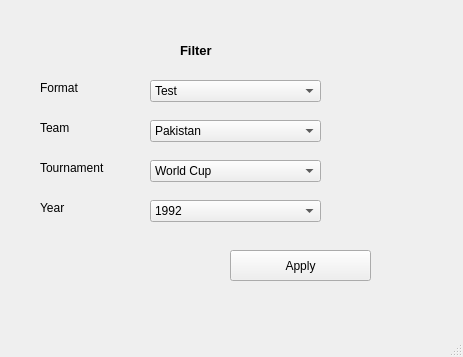
Musab1Blaser/dbms_icc, file App/Filter_matches.ui: the form before one commit.
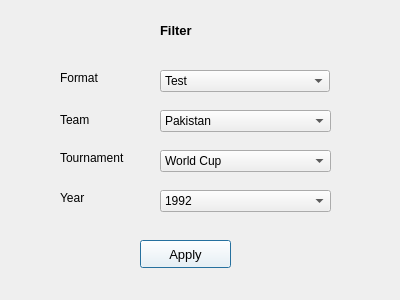
The form after the commit.

What changed in the file:
```diff
--- a/App/Filter_matches.ui
+++ b/App/Filter_matches.ui
@@ -1,25 +1,24 @@
 <?xml version="1.0" encoding="UTF-8"?>
 <ui version="4.0">
- <class>MainWindow</class>
- <widget class="QMainWindow" name="MainWindow">
+ <class>Dialog</class>
+ <widget class="QDialog" name="Dialog">
   <property name="geometry">
    <rect>
     <x>0</x>
     <y>0</y>
-    <width>463</width>
-    <height>357</height>
+    <width>400</width>
+    <height>300</height>
    </rect>
   </property>
   <property name="windowTitle">
    <string>MainWindow</string>
   </property>
-  <widget class="QWidget" name="centralwidget">
    <widget class="QLabel" name="label">
     <property name="geometry">
      <rect>
-      <x>180</x>
-      <y>30</y>
-      <width>281</width>
+     <x>160</x>
+     <y>10</y>
+     <width>60</width>
       <height>41</height>
      </rect>
     </property>
@@ -27,50 +26,11 @@
      <string>&lt;html&gt;&lt;head/&gt;&lt;body&gt;&lt;p&gt;&lt;span style=&quot; font-size:10pt; font-weight:600;&quot;&gt;Filter&lt;/span&gt;&lt;/p&gt;&lt;/body&gt;&lt;/html&gt;</string>
     </property>
    </widget>
-   <widget class="QLabel" name="label_2">
-    <property name="geometry">
-     <rect>
-      <x>40</x>
-      <y>80</y>
-      <width>55</width>
-      <height>16</height>
-     </rect>
-    </property>
-    <property name="text">
-     <string>Format</string>
-    </property>
-   </widget>
-   <widget class="QLabel" name="label_3">
-    <property name="geometry">
-     <rect>
-      <x>40</x>
-      <y>120</y>
-      <width>55</width>
-      <height>16</height>
-     </rect>
-    </property>
-    <property name="text">
-     <string>Team</string>
-    </property>
-   </widget>
-   <widget class="QLabel" name="label_4">
-    <property name="geometry">
-     <rect>
-      <x>40</x>
-      <y>160</y>
-      <width>81</width>
-      <height>16</height>
-     </rect>
-    </property>
-    <property name="text">
-     <string>Tournament</string>
-    </property>
-   </widget>
    <widget class="QLabel" name="label_5">
     <property name="geometry">
      <rect>
-      <x>40</x>
-      <y>200</y>
+     <x>60</x>
+     <y>190</y>
       <width>55</width>
       <height>16</height>
      </rect>
@@ -79,12 +39,12 @@
      <string>Year</string>
     </property>
    </widget>
-   <widget class="QComboBox" name="comboBox">
+  <widget class="QComboBox" name="format_comboBox">
     <property name="geometry">
      <rect>
-      <x>150</x>
-      <y>80</y>
-      <width>171</width>
+     <x>160</x>
+     <y>70</y>
+     <width>170</width>
       <height>22</height>
      </rect>
     </property>
@@ -104,11 +64,11 @@
      </property>
     </item>
    </widget>
-   <widget class="QComboBox" name="comboBox_2">
+  <widget class="QComboBox" name="team_comboBox">
     <property name="geometry">
      <rect>
-      <x>150</x>
-      <y>120</y>
+     <x>160</x>
+     <y>110</y>
       <width>171</width>
       <height>22</height>
      </rect>
@@ -129,11 +89,50 @@
      </property>
     </item>
    </widget>
-   <widget class="QComboBox" name="comboBox_3">
+  <widget class="QLabel" name="label_3">
     <property name="geometry">
      <rect>
-      <x>150</x>
-      <y>200</y>
+     <x>60</x>
+     <y>110</y>
+     <width>60</width>
+     <height>20</height>
+    </rect>
+   </property>
+   <property name="text">
+    <string>Team</string>
+   </property>
+  </widget>
+  <widget class="QLabel" name="label_4">
+   <property name="geometry">
+    <rect>
+     <x>60</x>
+     <y>150</y>
+     <width>90</width>
+     <height>16</height>
+    </rect>
+   </property>
+   <property name="text">
+    <string>Tournament</string>
+   </property>
+  </widget>
+  <widget class="QLabel" name="label_2">
+   <property name="geometry">
+    <rect>
+     <x>60</x>
+     <y>70</y>
+     <width>55</width>
+     <height>16</height>
+    </rect>
+   </property>
+   <property name="text">
+    <string>Format</string>
+   </property>
+  </widget>
+  <widget class="QComboBox" name="year_comboBox">
+   <property name="geometry">
+    <rect>
+     <x>160</x>
+     <y>190</y>
       <width>171</width>
       <height>22</height>
      </rect>
@@ -154,11 +153,11 @@
      </property>
     </item>
    </widget>
-   <widget class="QComboBox" name="comboBox_4">
+  <widget class="QComboBox" name="tournament_comboBox">
     <property name="geometry">
      <rect>
-      <x>150</x>
-      <y>160</y>
+     <x>160</x>
+     <y>150</y>
       <width>171</width>
       <height>22</height>
      </rect>
@@ -174,31 +173,36 @@
      </property>
     </item>
    </widget>
-   <widget class="QPushButton" name="pushButton">
+  <widget class="QPushButton" name="Apply_Filter_Button">
     <property name="geometry">
      <rect>
-      <x>230</x>
-      <y>250</y>
-      <width>141</width>
-      <height>31</height>
-     </rect>
-    </property>
+     <x>140</x>
+     <y>240</y>
+     <width>91</width>
+     <height>28</height>
+    </rect>
+   </property>
+   <property name="font">
+    <font>
+     <pointsize>10</pointsize>
+    </font>
+   </property>
+   <property name="styleSheet">
+    <string notr="true">/* Normal state */
+QPushButton {
+    background-color: #fff; /* Default background color */
+}
+
+/* Hover state */
+QPushButton:hover {
+    background-color: #ddf; /* Background color when hovered */
+}
+</string>
+   </property>
     <property name="text">
      <string>Apply</string>
     </property>
    </widget>
-  </widget>
-  <widget class="QMenuBar" name="menubar">
-   <property name="geometry">
-    <rect>
-     <x>0</x>
-     <y>0</y>
-     <width>463</width>
-     <height>26</height>
-    </rect>
-   </property>
-  </widget>
-  <widget class="QStatusBar" name="statusbar"/>
  </widget>
  <resources/>
  <connections/>
```
Left out of the diff: 2 changed lines with no effect on the pictures. Lines whose indentation alone changed are shown as unchanged.
